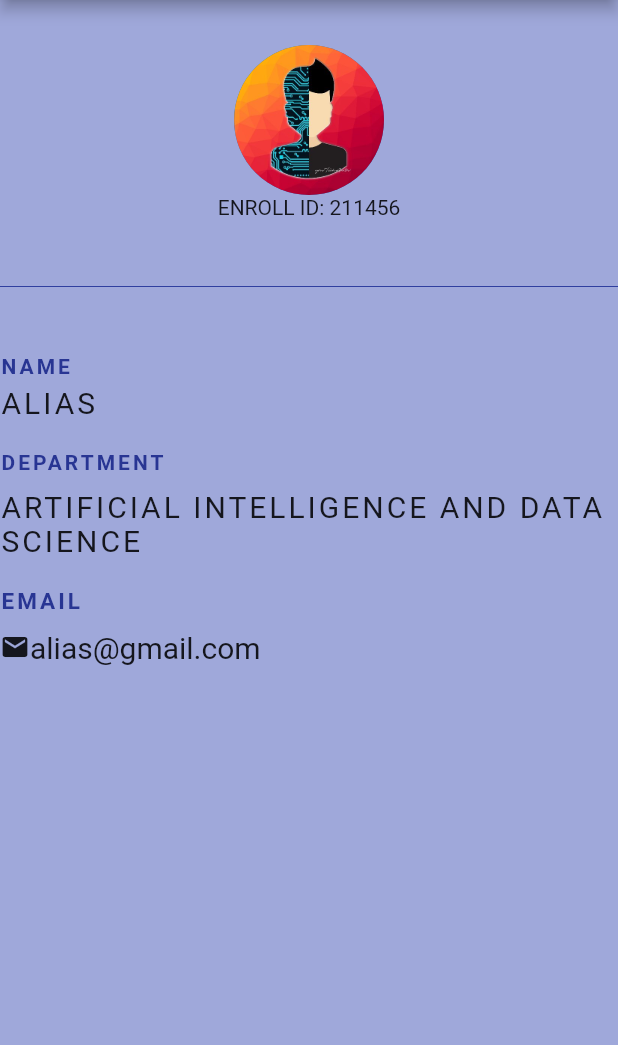
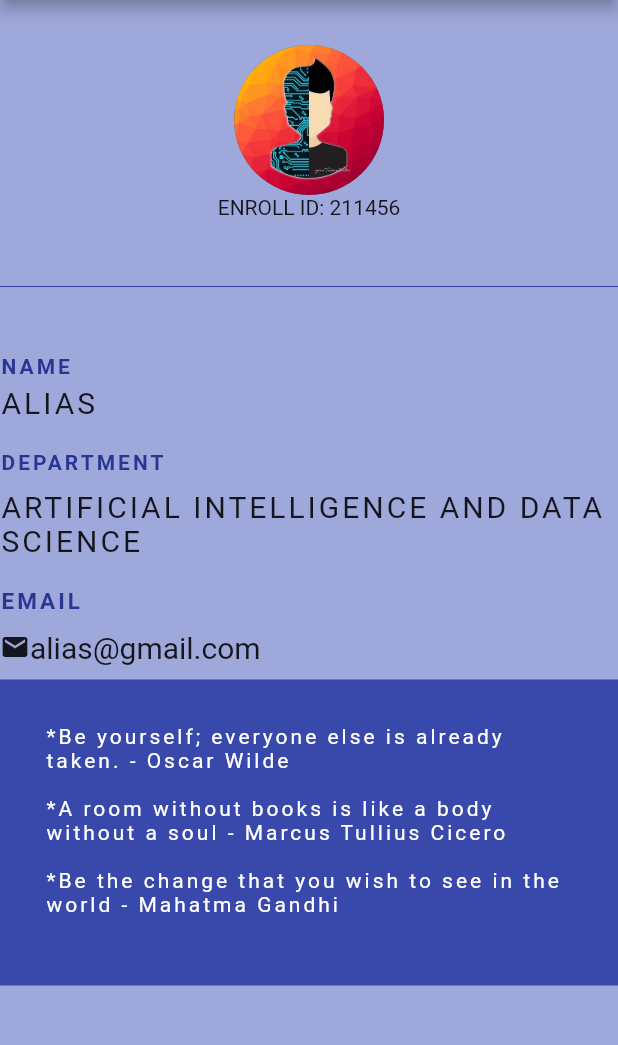
Before and after one commit to sakthimalai/Id-card, a Flutter app: the screen it shows after launch, on a phone screen of 412 x 824 dp, the part 84-1129 px from its top. Run offline on Flutter 3.47's test engine with Material 2 defaults, Android fonts, the phone set to English and light mode, and no system bars.

Commit message:
added quotes container

```diff
--- a/lib/main.dart
+++ b/lib/main.dart
@@ -1,10 +1,23 @@
-import 'dart:ffi';
-
+import 'quotes.dart';
 import 'package:flutter/material.dart';
+import 'new_widget.dart';
 
 void main() => runApp(MyApp());
 
 class MyApp extends StatelessWidget {
+  List<Quotes> quotes = [
+    Quotes(
+        text: "Be yourself; everyone else is already taken.",
+        Author: "Oscar Wilde"),
+    Quotes(
+        text: "A room without books is like a body without a soul",
+        Author: "Marcus Tullius Cicero"),
+    Quotes(
+        text: "Be the change that you wish to see in the world",
+        Author: "Mahatma Gandhi")
+  ];
+  int index = 0;
+
   @override
   Widget build(BuildContext context) {
     return MaterialApp(
@@ -106,6 +119,10 @@ class MyApp extends StatelessWidget {
                 )
               ],
             ),
+            const SizedBox(
+              height: 10,
+            ),
+            NewWidget(quotes: quotes),
           ],
         ),
       ),
--- /dev/null
+++ b/lib/new_widget.dart
@@ -0,0 +1,30 @@
+import 'package:flutter/material.dart';
+import 'quotes.dart';
+
+class NewWidget extends StatelessWidget {
+  const NewWidget({
+    Key? key,
+    required this.quotes,
+  }) : super(key: key);
+
+  final List<Quotes> quotes;
+
+  @override
+  Widget build(BuildContext context) {
+    return Container(
+      padding: const EdgeInsets.all(30),
+      color: Colors.indigo[600],
+      child: Column(
+        children: quotes.map((e) {
+          return Text(
+            "*${e.text} - ${e.Author}\n",
+            style: const TextStyle(
+              color: Colors.white,
+              letterSpacing: 2,
+            ),
+          );
+        }).toList(),
+      ),
+    );
+  }
+}
--- /dev/null
+++ b/lib/quotes.dart
@@ -0,0 +1,5 @@
+class Quotes {
+  late String text;
+  late String Author;
+  Quotes({required this.text,required this.Author});
+}
```
